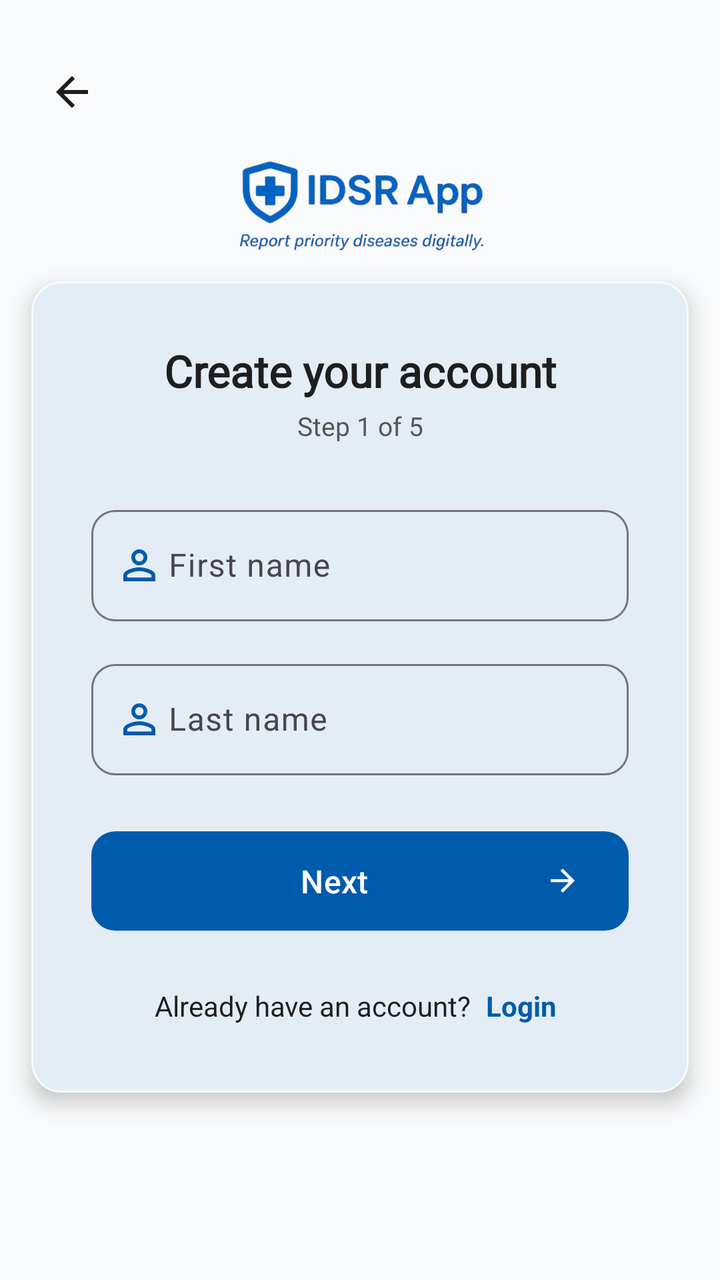
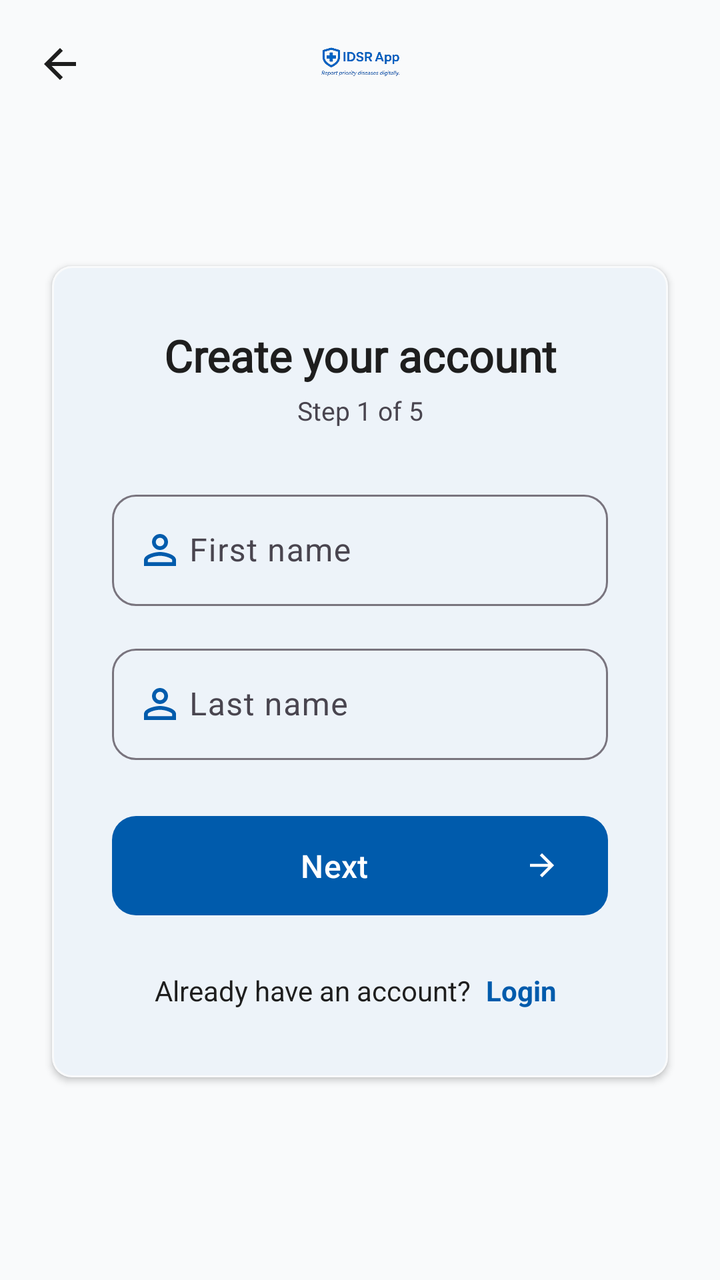

Compare the two renders of this Android layout. The source of the first and the diff that turns it into the second are given below.
<!-- AndroidManifest.xml: application theme Theme.IDSR -->
<!-- res/layout/activity_sign_up1.xml -->
<?xml version="1.0" encoding="utf-8"?>
<androidx.appcompat.widget.LinearLayoutCompat
    xmlns:android="http://schemas.android.com/apk/res/android"
    xmlns:app="http://schemas.android.com/apk/res-auto"
    xmlns:tools="http://schemas.android.com/tools"
    android:id="@+id/main"
    android:layout_width="match_parent"
    android:layout_height="match_parent"
    android:orientation="vertical"
    android:background="?attr/android:colorBackground"
    tools:context=".activities.SignUp1Activity">


    <androidx.constraintlayout.widget.ConstraintLayout
        android:layout_width="match_parent"
        android:layout_height="0dp"
        android:layout_weight="0.22">


        <androidx.appcompat.widget.AppCompatImageButton
            android:id="@+id/btnBackSignup1"
            android:layout_width="40dp"
            android:layout_height="60dp"
            android:layout_margin="16dp"
            android:background="?attr/selectableItemBackgroundBorderless"
            android:src="@drawable/back_btn"
            android:contentDescription="Back"
            app:tint="?attr/colorOnSurface"
            app:layout_constraintStart_toStartOf="parent"
            app:layout_constraintTop_toTopOf="parent" />


        <androidx.appcompat.widget.AppCompatImageView
            android:id="@+id/logoImage"
            android:layout_width="150dp"
            android:layout_height="120dp"
            android:src="@drawable/splash11"
            android:scaleType="centerCrop"
            android:contentDescription="IDSR App Logo"
            app:layout_constraintTop_toBottomOf="@id/btnBackSignup1"
            app:layout_constraintStart_toStartOf="parent"
            app:layout_constraintEnd_toEndOf="parent"
            app:layout_constraintBottom_toBottomOf="parent" />
    </androidx.constraintlayout.widget.ConstraintLayout>


    <com.google.android.material.card.MaterialCardView
        android:layout_width="match_parent"
        android:layout_height="wrap_content"
        android:layout_marginHorizontal="5dp"
        android:layout_marginTop="-10dp"
        android:layout_marginBottom="80dp"
        app:cardCornerRadius="15dp"
        app:cardElevation="6dp"
        app:cardUseCompatPadding="true"
        app:cardBackgroundColor="?attr/colorSurface"
        app:strokeWidth="1dp"
        app:strokeColor="?attr/colorSurfaceVariant">

        <LinearLayout
            android:layout_width="match_parent"
            android:layout_height="wrap_content"
            android:orientation="vertical"
            android:padding="30dp">


            <androidx.appcompat.widget.AppCompatTextView
                android:id="@+id/tvTitle"
                android:layout_width="match_parent"
                android:layout_height="wrap_content"
                android:text="Create your account"
                android:textSize="22sp"
                android:textStyle="bold"
                android:textColor="?attr/colorOnSurface"
                android:gravity="center"
                android:fontFamily="@font/font1" />


            <androidx.appcompat.widget.AppCompatTextView
                android:layout_width="match_parent"
                android:layout_height="wrap_content"
                android:layout_marginTop="4dp"
                android:text="Step 1 of 5"
                android:textSize="13sp"
                android:textColor="@color/idsr_gray"
                android:gravity="center" />


            <com.google.android.material.textfield.TextInputLayout
                android:id="@+id/tilFirstname"
                style="@style/Widget.Material3.TextInputLayout.OutlinedBox"
                android:layout_width="match_parent"
                android:layout_height="wrap_content"
                android:layout_marginTop="28dp"
                android:hint="     First name"
                app:startIconDrawable="@drawable/baseline_person_outline_24"
                app:startIconTint="?attr/colorPrimary"
                app:boxCornerRadiusTopStart="12dp"
                app:boxCornerRadiusTopEnd="12dp"
                app:boxCornerRadiusBottomStart="12dp"
                app:boxCornerRadiusBottomEnd="12dp">

                <com.google.android.material.textfield.TextInputEditText
                    android:id="@+id/etFirstname"
                    android:layout_width="match_parent"
                    android:layout_height="wrap_content"
                    android:inputType="textPersonName"
                    android:textColor="?attr/colorOnSurface" />
            </com.google.android.material.textfield.TextInputLayout>


            <com.google.android.material.textfield.TextInputLayout
                android:id="@+id/tilLastname"
                style="@style/Widget.Material3.TextInputLayout.OutlinedBox"
                android:layout_width="match_parent"
                android:layout_height="wrap_content"
                android:layout_marginTop="16dp"
                android:hint="     Last name"
                app:startIconDrawable="@drawable/baseline_person_outline_24"
                app:startIconTint="?attr/colorPrimary"
                app:boxCornerRadiusTopStart="12dp"
                app:boxCornerRadiusTopEnd="12dp"
                app:boxCornerRadiusBottomStart="12dp"
                app:boxCornerRadiusBottomEnd="12dp">

                <com.google.android.material.textfield.TextInputEditText
                    android:id="@+id/etLastname"
                    android:layout_width="match_parent"
                    android:layout_height="wrap_content"
                    android:inputType="textPersonName"
                    android:textColor="?attr/colorOnSurface" />
            </com.google.android.material.textfield.TextInputLayout>


            <com.google.android.material.button.MaterialButton
                android:id="@+id/btnNext1"
                android:layout_width="match_parent"
                android:layout_height="wrap_content"
                android:layout_marginTop="24dp"
                android:text="Next"
                android:textAllCaps="false"
                android:textSize="16sp"
                android:paddingVertical="14dp"
                app:cornerRadius="12dp"
                app:icon="@drawable/baseline_arrow_forward_24"
                app:iconGravity="end" />


            <LinearLayout
                android:id="@+id/llLogin"
                android:layout_width="match_parent"
                android:layout_height="wrap_content"
                android:layout_marginTop="20dp"
                android:gravity="center"
                android:orientation="horizontal">

                <androidx.appcompat.widget.AppCompatTextView
                    android:layout_width="wrap_content"
                    android:layout_height="wrap_content"
                    android:text="@string/already_have_an_account"
                    android:textSize="14sp"
                    android:textColor="?attr/colorOnSurface" />

                <androidx.appcompat.widget.AppCompatTextView
                    android:id="@+id/btnAlryLogin"
                    android:layout_width="wrap_content"
                    android:layout_height="wrap_content"
                    android:text=" Login"
                    android:textSize="14sp"
                    android:textStyle="bold"
                    android:textColor="?attr/colorPrimary"
                    android:background="?attr/selectableItemBackgroundBorderless"
                    android:padding="4dp" />
            </LinearLayout>

        </LinearLayout>
    </com.google.android.material.card.MaterialCardView>

</androidx.appcompat.widget.LinearLayoutCompat>
<!-- resources referenced by this layout -->
<resources>
  <color name="idsr_gray">#555555</color>
  <!-- drawable back_btn (drawable) -->
  <vector xmlns:android="http://schemas.android.com/apk/res/android"
      android:width="24dp"
      android:height="24dp"
      android:viewportWidth="960"
      android:viewportHeight="960"
      android:tint="?attr/colorControlNormal"
      android:autoMirrored="true">
    <path
        android:fillColor="@android:color/white"
        android:pathData="M313,520L537,744L480,800L160,480L480,160L537,216L313,440L800,440L800,520L313,520Z"/>
  </vector>
  <!-- drawable baseline_arrow_forward_24 (drawable) -->
  <?xml version="1.0" encoding="utf-8"?>
  <vector xmlns:android="http://schemas.android.com/apk/res/android"
      android:width="24dp"
      android:height="24dp"
      android:viewportWidth="24"
      android:viewportHeight="24">
      <path
          android:fillColor="@android:color/white"
          android:pathData="M12,4l-1.41,1.41L16.17,11H4v2h12.17l-5.58,5.59L12,20l8,-8z"/>
  </vector>
  <!-- drawable baseline_person_outline_24 (drawable) -->
  <?xml version="1.0" encoding="utf-8"?>
  <vector xmlns:android="http://schemas.android.com/apk/res/android"
      android:width="24dp"
      android:height="24dp"
      android:viewportWidth="24"
      android:viewportHeight="24">
      <path
          android:fillColor="@android:color/black"
          android:pathData="M12,5.9c1.16,0 2.1,0.94 2.1,2.1s-0.94,2.1 -2.1,2.1S9.9,9.16 9.9,8s0.94,-2.1 2.1,-2.1m0,9c2.97,0 6.1,1.46 6.1,2.1v1.1L5.9,18.1L5.9,17c0,-0.64 3.13,-2.1 6.1,-2.1M12,4C9.79,4 8,5.79 8,8s1.79,4 4,4 4,-1.79 4,-4 -1.79,-4 -4,-4zM12,13c-2.67,0 -8,1.34 -8,4v3h16v-3c0,-2.66 -5.33,-4 -8,-4z"/>
  </vector>
  <!-- drawable splash11: png bitmap (drawable, 74529 bytes) -->
  <string name="already_have_an_account">Already have an account?</string>
  <style name="Theme.IDSR" parent="Theme.Material3.DayNight.NoActionBar">
  
  
          <item name="colorPrimary">@color/idsr_primary</item>
          <item name="colorOnPrimary">@color/idsr_on_primary</item>
          <item name="colorPrimaryContainer">#D2E3FC</item>
  
  
          <item name="android:colorBackground">@color/idsr_background</item>
  
  
          <item name="colorSurface">@color/idsr_surface</item>
          <item name="colorSurfaceVariant">@color/idsr_background</item>
  
  
          <item name="colorOnSurface">@color/idsr_on_surface</item>
  
          <item name="android:textColor">@color/idsr_on_surface</item>
          <item name="android:textColorPrimary">@color/idsr_on_surface</item>
          <item name="android:textColorSecondary">@color/idsr_gray</item>
  
  
          <item name="textInputStyle">@style/Widget.Material3.TextInputLayout.OutlinedBox</item>
  
  
          <item name="android:statusBarColor">@android:color/transparent</item>
          <item name="android:windowLightStatusBar">true</item>
  
      </style>
  <color name="idsr_primary">#005BAC</color>
  <color name="idsr_on_primary">#FFFFFF</color>
  <color name="idsr_background">#F9FAFB</color>
  <color name="idsr_surface">#FFFFFF</color>
  <color name="idsr_on_surface">#1E1E1E</color>
</resources>

<!-- the commit's change to res/layout/activity_sign_up1.xml (unified diff, before → after) -->
@@ -1,179 +1,203 @@
 <?xml version="1.0" encoding="utf-8"?>
-<androidx.appcompat.widget.LinearLayoutCompat
+<androidx.coordinatorlayout.widget.CoordinatorLayout
     xmlns:android="http://schemas.android.com/apk/res/android"
     xmlns:app="http://schemas.android.com/apk/res-auto"
     xmlns:tools="http://schemas.android.com/tools"
     android:id="@+id/main"
     android:layout_width="match_parent"
     android:layout_height="match_parent"
-    android:orientation="vertical"
     android:background="?attr/android:colorBackground"
     tools:context=".activities.SignUp1Activity">
 
 
-    <androidx.constraintlayout.widget.ConstraintLayout
-        android:layout_width="match_parent"
-        android:layout_height="0dp"
-        android:layout_weight="0.22">
-
-
-        <androidx.appcompat.widget.AppCompatImageButton
-            android:id="@+id/btnBackSignup1"
-            android:layout_width="40dp"
-            android:layout_height="60dp"
-            android:layout_margin="16dp"
-            android:background="?attr/selectableItemBackgroundBorderless"
-            android:src="@drawable/back_btn"
-            android:contentDescription="Back"
-            app:tint="?attr/colorOnSurface"
-            app:layout_constraintStart_toStartOf="parent"
-            app:layout_constraintTop_toTopOf="parent" />
-
-
-        <androidx.appcompat.widget.AppCompatImageView
-            android:id="@+id/logoImage"
-            android:layout_width="150dp"
-            android:layout_height="120dp"
-            android:src="@drawable/splash11"
-            android:scaleType="centerCrop"
-            android:contentDescription="IDSR App Logo"
-            app:layout_constraintTop_toBottomOf="@id/btnBackSignup1"
-            app:layout_constraintStart_toStartOf="parent"
-            app:layout_constraintEnd_toEndOf="parent"
-            app:layout_constraintBottom_toBottomOf="parent" />
-    </androidx.constraintlayout.widget.ConstraintLayout>
-
-
-    <com.google.android.material.card.MaterialCardView
+    <com.google.android.material.appbar.AppBarLayout
+        android:id="@+id/appBarLayout"
         android:layout_width="match_parent"
         android:layout_height="wrap_content"
-        android:layout_marginHorizontal="5dp"
-        android:layout_marginTop="-10dp"
-        android:layout_marginBottom="80dp"
-        app:cardCornerRadius="15dp"
-        app:cardElevation="6dp"
-        app:cardUseCompatPadding="true"
-        app:cardBackgroundColor="?attr/colorSurface"
-        app:strokeWidth="1dp"
-        app:strokeColor="?attr/colorSurfaceVariant">
+        android:fitsSystemWindows="true"
+        android:background="?attr/android:colorBackground"
+        app:elevation="0dp">
+
+        <androidx.constraintlayout.widget.ConstraintLayout
+            android:layout_width="match_parent"
+            android:layout_height="wrap_content"
+            android:paddingStart="8dp"
+            android:paddingEnd="8dp"
+            android:paddingTop="8dp"
+            android:paddingBottom="8dp">
+
+            <androidx.appcompat.widget.AppCompatImageButton
+                android:id="@+id/btnBackSignup1"
+                android:layout_width="44dp"
+                android:layout_height="44dp"
+                android:background="?attr/selectableItemBackgroundBorderless"
+                android:contentDescription="Back"
+                android:src="@drawable/back_btn"
+                android:padding="10dp"
+                app:tint="?attr/colorOnSurface"
+                app:layout_constraintStart_toStartOf="parent"
+                app:layout_constraintTop_toTopOf="parent"
+                app:layout_constraintBottom_toBottomOf="parent"/>
+
+            <androidx.appcompat.widget.AppCompatImageView
+                android:id="@+id/logoImage"
+                android:layout_width="0dp"
+                android:layout_height="48dp"
+                android:scaleType="fitCenter"
+                android:src="@drawable/splash11"
+                android:contentDescription="App logo"
+                app:layout_constraintStart_toStartOf="parent"
+                app:layout_constraintEnd_toEndOf="parent"
+                app:layout_constraintTop_toTopOf="parent"
+                app:layout_constraintBottom_toBottomOf="parent"/>
+
+        </androidx.constraintlayout.widget.ConstraintLayout>
+
+    </com.google.android.material.appbar.AppBarLayout>
+
+
+    <androidx.core.widget.NestedScrollView
+        android:layout_width="match_parent"
+        android:layout_height="match_parent"
+        android:clipToPadding="false"
+        android:paddingBottom="24dp"
+        android:fillViewport="true"
+        app:layout_behavior="@string/appbar_scrolling_view_behavior">
 
         <LinearLayout
             android:layout_width="match_parent"
             android:layout_height="wrap_content"
             android:orientation="vertical"
-            android:padding="30dp">
-
-
-            <androidx.appcompat.widget.AppCompatTextView
-                android:id="@+id/tvTitle"
+            android:gravity="center_vertical"
+            android:paddingHorizontal="16dp"
+            android:paddingTop="16dp">
+
+            <com.google.android.material.card.MaterialCardView
                 android:layout_width="match_parent"
                 android:layout_height="wrap_content"
-                android:text="Create your account"
-                android:textSize="22sp"
-                android:textStyle="bold"
-                android:textColor="?attr/colorOnSurface"
-                android:gravity="center"
-                android:fontFamily="@font/font1" />
-
-
-            <androidx.appcompat.widget.AppCompatTextView
-                android:layout_width="match_parent"
-                android:layout_height="wrap_content"
-                android:layout_marginTop="4dp"
-                android:text="Step 1 of 5"
-                android:textSize="13sp"
-                android:textColor="@color/idsr_gray"
-                android:gravity="center" />
-
-
-            <com.google.android.material.textfield.TextInputLayout
-                android:id="@+id/tilFirstname"
-                style="@style/Widget.Material3.TextInputLayout.OutlinedBox"
-                android:layout_width="match_parent"
-                android:layout_height="wrap_content"
-                android:layout_marginTop="28dp"
-                android:hint="     First name"
-                app:startIconDrawable="@drawable/baseline_person_outline_24"
-                app:startIconTint="?attr/colorPrimary"
-                app:boxCornerRadiusTopStart="12dp"
-                app:boxCornerRadiusTopEnd="12dp"
-                app:boxCornerRadiusBottomStart="12dp"
-                app:boxCornerRadiusBottomEnd="12dp">
-
-                <com.google.android.material.textfield.TextInputEditText
-                    android:id="@+id/etFirstname"
+                android:layout_marginHorizontal="5dp"
+                android:layout_marginBottom="24dp"
+                app:cardCornerRadius="10dp"
+                app:cardElevation="2dp"
+                app:cardUseCompatPadding="true"
+                app:cardBackgroundColor="?attr/colorSurface"
+                app:strokeWidth="1dp"
+                app:strokeColor="?attr/colorSurfaceVariant">
+
+                <LinearLayout
                     android:layout_width="match_parent"
                     android:layout_height="wrap_content"
-                    android:inputType="textPersonName"
-                    android:textColor="?attr/colorOnSurface" />
-            </com.google.android.material.textfield.TextInputLayout>
-
-
-            <com.google.android.material.textfield.TextInputLayout
-                android:id="@+id/tilLastname"
-                style="@style/Widget.Material3.TextInputLayout.OutlinedBox"
-                android:layout_width="match_parent"
-                android:layout_height="wrap_content"
-                android:layout_marginTop="16dp"
-                android:hint="     Last name"
-                app:startIconDrawable="@drawable/baseline_person_outline_24"
-                app:startIconTint="?attr/colorPrimary"
-                app:boxCornerRadiusTopStart="12dp"
-                app:boxCornerRadiusTopEnd="12dp"
-                app:boxCornerRadiusBottomStart="12dp"
-                app:boxCornerRadiusBottomEnd="12dp">
-
-                <com.google.android.material.textfield.TextInputEditText
-                    android:id="@+id/etLastname"
-                    android:layout_width="match_parent"
-                    android:layout_height="wrap_content"
-                    android:inputType="textPersonName"
-                    android:textColor="?attr/colorOnSurface" />
-            </com.google.android.material.textfield.TextInputLayout>
-
-
-            <com.google.android.material.button.MaterialButton
-                android:id="@+id/btnNext1"
-                android:layout_width="match_parent"
-                android:layout_height="wrap_content"
-                android:layout_marginTop="24dp"
-                android:text="Next"
-                android:textAllCaps="false"
-                android:textSize="16sp"
-                android:paddingVertical="14dp"
-                app:cornerRadius="12dp"
-                app:icon="@drawable/baseline_arrow_forward_24"
-                app:iconGravity="end" />
-
-
-            <LinearLayout
-                android:id="@+id/llLogin"
-                android:layout_width="match_parent"
-                android:layout_height="wrap_content"
-                android:layout_marginTop="20dp"
-                android:gravity="center"
-                android:orientation="horizontal">
-
-                <androidx.appcompat.widget.AppCompatTextView
-                    android:layout_width="wrap_content"
-                    android:layout_height="wrap_content"
-                    android:text="@string/already_have_an_account"
-                    android:textSize="14sp"
-                    android:textColor="?attr/colorOnSurface" />
-
-                <androidx.appcompat.widget.AppCompatTextView
-                    android:id="@+id/btnAlryLogin"
-                    android:layout_width="wrap_content"
-                    android:layout_height="wrap_content"
-                    android:text=" Login"
-                    android:textSize="14sp"
-                    android:textStyle="bold"
-                    android:textColor="?attr/colorPrimary"
-                    android:background="?attr/selectableItemBackgroundBorderless"
-                    android:padding="4dp" />
-            </LinearLayout>
+                    android:orientation="vertical"
+                    android:padding="30dp">
+
+                    <com.google.android.material.textview.MaterialTextView
+                        android:id="@+id/tvTitle"
+                        android:layout_width="match_parent"
+                        android:layout_height="wrap_content"
+                        android:text="Create your account"
+                        android:textSize="22sp"
+                        android:textStyle="bold"
+                        android:textColor="?attr/colorOnSurface"
+                        android:gravity="center"
+                        android:fontFamily="@font/font1"/>
+
+                    <com.google.android.material.textview.MaterialTextView
+                        android:layout_width="match_parent"
+                        android:layout_height="wrap_content"
+                        android:layout_marginTop="4dp"
+                        android:text="Step 1 of 5"
+                        android:textSize="13sp"
+                        android:textColor="?attr/colorOnSurfaceVariant"
+                        android:gravity="center"/>
+
+                    <com.google.android.material.textfield.TextInputLayout
+                        android:id="@+id/tilFirstname"
+                        style="@style/Widget.Material3.TextInputLayout.OutlinedBox"
+                        android:layout_width="match_parent"
+                        android:layout_height="wrap_content"
+                        android:layout_marginTop="28dp"
+                        android:hint="     First name"
+                        app:startIconDrawable="@drawable/baseline_person_outline_24"
+                        app:startIconTint="?attr/colorPrimary"
+                        app:boxCornerRadiusTopStart="12dp"
+                        app:boxCornerRadiusTopEnd="12dp"
+                        app:boxCornerRadiusBottomStart="12dp"
+                        app:boxCornerRadiusBottomEnd="12dp">
+
+                        <com.google.android.material.textfield.TextInputEditText
+                            android:id="@+id/etFirstname"
+                            android:layout_width="match_parent"
+                            android:layout_height="wrap_content"
+                            android:inputType="textPersonName"
+                            android:textColor="?attr/colorOnSurface"/>
+                    </com.google.android.material.textfield.TextInputLayout>
+
+                    <com.google.android.material.textfield.TextInputLayout
+                        android:id="@+id/tilLastname"
+                        style="@style/Widget.Material3.TextInputLayout.OutlinedBox"
+                        android:layout_width="match_parent"
+                        android:layout_height="wrap_content"
+                        android:layout_marginTop="16dp"
+                        android:hint="     Last name"
+                        app:startIconDrawable="@drawable/baseline_person_outline_24"
+                        app:startIconTint="?attr/colorPrimary"
+                        app:boxCornerRadiusTopStart="12dp"
+                        app:boxCornerRadiusTopEnd="12dp"
+                        app:boxCornerRadiusBottomStart="12dp"
+                        app:boxCornerRadiusBottomEnd="12dp">
+
+                        <com.google.android.material.textfield.TextInputEditText
+                            android:id="@+id/etLastname"
+                            android:layout_width="match_parent"
+                            android:layout_height="wrap_content"
+                            android:inputType="textPersonName"
+                            android:textColor="?attr/colorOnSurface"/>
+                    </com.google.android.material.textfield.TextInputLayout>
+
+                    <com.google.android.material.button.MaterialButton
+                        android:id="@+id/btnNext1"
+                        android:layout_width="match_parent"
+                        android:layout_height="wrap_content"
+                        android:layout_marginTop="24dp"
+                        android:text="Next"
+                        android:textAllCaps="false"
+                        android:textSize="16sp"
+                        android:paddingVertical="14dp"
+                        app:cornerRadius="12dp"
+                        app:icon="@drawable/baseline_arrow_forward_24"
+                        app:iconGravity="end"/>
+
+                    <LinearLayout
+                        android:id="@+id/llLogin"
+                        android:layout_width="match_parent"
+                        android:layout_height="wrap_content"
+                        android:layout_marginTop="20dp"
+                        android:gravity="center"
+                        android:orientation="horizontal">
+
+                        <com.google.android.material.textview.MaterialTextView
+                            android:layout_width="wrap_content"
+                            android:layout_height="wrap_content"
+                            android:text="@string/already_have_an_account"
+                            android:textSize="14sp"
+                            android:textColor="?attr/colorOnSurface"/>
+
+                        <com.google.android.material.textview.MaterialTextView
+                            android:id="@+id/btnAlryLogin"
+                            android:layout_width="wrap_content"
+                            android:layout_height="wrap_content"
+                            android:text=" Login"
+                            android:textSize="14sp"
+                            android:textStyle="bold"
+                            android:textColor="?attr/colorPrimary"
+                            android:background="?attr/selectableItemBackgroundBorderless"
+                            android:padding="4dp"/>
+                    </LinearLayout>
+
+                </LinearLayout>
+            </com.google.android.material.card.MaterialCardView>
 
         </LinearLayout>
-    </com.google.android.material.card.MaterialCardView>
-
-</androidx.appcompat.widget.LinearLayoutCompat>
+    </androidx.core.widget.NestedScrollView>
+
+</androidx.coordinatorlayout.widget.CoordinatorLayout>
